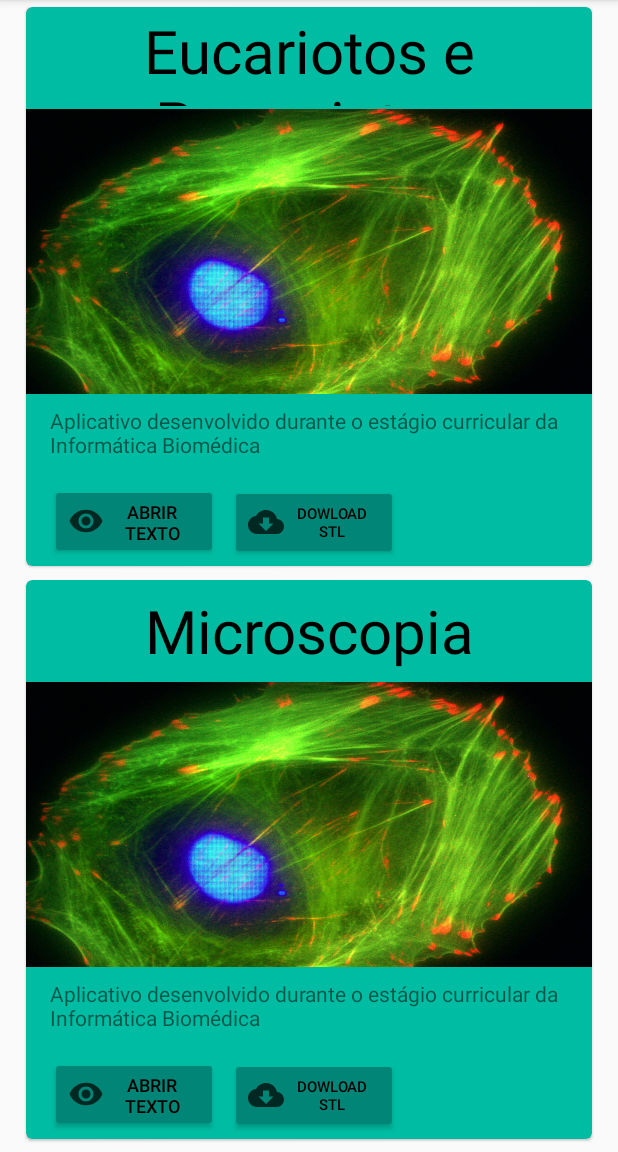
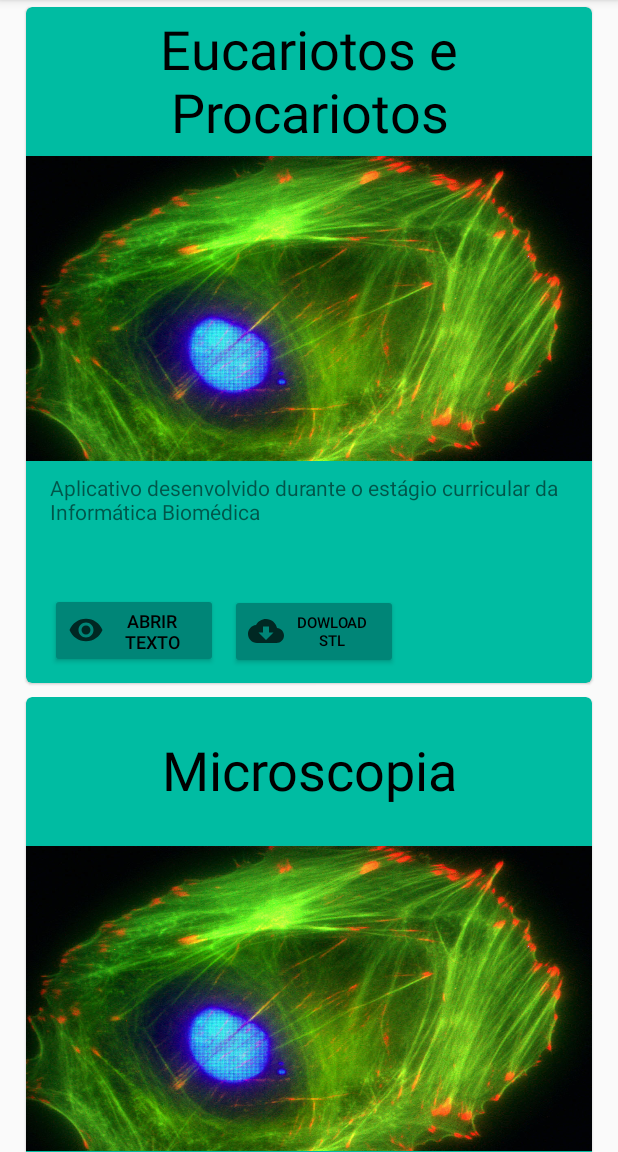
Before and after one commit to tiagoogk/Sinapses, an Android app: the screen it shows after launch (MainActivity), on a phone screen of 412 x 824 dp, the part 84-1236 px from its top. Run offline under Robolectric (Android 15) with nearby library versions, the phone set to English and light mode, and no system bars.

Commit message:
inserir dados 2

```diff
--- a/app/src/main/java/com/example/sinapses/CardData.java
+++ b/app/src/main/java/com/example/sinapses/CardData.java
@@ -3,10 +3,10 @@ package com.example.sinapses;
 public class CardData {
 
     static String[] titleArray = {"Eucariotos e Procariotos", "Microscopia", "Membrana Plasmática", "Ribossomo", "Retículo Endoplasmático", "Mitocôndrias", "Lisossomos", "Peroxissomos", "Complexo de Golgi", "Citoesqueleto", "Núcleo", "Mitose e Meiose", "Morte Celular"};
-    static Integer[] drawablesArray = {R.drawable.cytoskeleton, R.drawable.cytoskeleton, R.drawable.cytoskeleton};
-    static Integer[] abstractArray = {R.string.appAboutText, R.string.appAboutText, R.string.lipecinAboutText};
-    static Integer[] id_ = {0, 1, 2, 3, 4, 5, 6, 7, 8, 9, 10, 11, 12, 13};
-    static Integer[] content = {R.string.loremIpsum, R.string.loremIpsum, R.string.loremIpsum, R.string.loremIpsum, R.string.loremIpsum, };
-    static  String[] file = {"https://lipecin.org/img/logos/lipecin_fav.png", "", ""};
+    static Integer[] drawablesArray = {R.drawable.cytoskeleton, R.drawable.cytoskeleton, R.drawable.cytoskeleton, R.drawable.cytoskeleton, R.drawable.cytoskeleton, R.drawable.cytoskeleton, R.drawable.cytoskeleton, R.drawable.cytoskeleton, R.drawable.cytoskeleton, R.drawable.cytoskeleton, R.drawable.cytoskeleton, R.drawable.cytoskeleton, R.drawable.cytoskeleton};
+    static Integer[] abstractArray = {R.string.appAboutText, R.string.appAboutText, R.string.lipecinAboutText, R.string.lipecinAboutText, R.string.lipecinAboutText, R.string.lipecinAboutText, R.string.lipecinAboutText, R.string.lipecinAboutText, R.string.lipecinAboutText, R.string.lipecinAboutText, R.string.lipecinAboutText, R.string.lipecinAboutText, R.string.lipecinAboutText};
+    static Integer[] id_ = {0, 1, 2, 3, 4, 5, 6, 7, 8, 9, 10, 11, 12};
+    static Integer[] content = {R.string.loremIpsum, R.string.loremIpsum, R.string.loremIpsum, R.string.loremIpsum, R.string.loremIpsum, R.string.loremIpsum, R.string.loremIpsum, R.string.loremIpsum, R.string.loremIpsum, R.string.loremIpsum, R.string.loremIpsum, R.string.loremIpsum, R.string.loremIpsum};
+    static String[] file = {"https://lipecin.org/img/logos/lipecin_fav.png", "", "", "", "", "", "", "", "", "", "", "", ""};
 
 }
--- a/app/src/main/java/com/example/sinapses/MainActivity.java
+++ b/app/src/main/java/com/example/sinapses/MainActivity.java
@@ -43,7 +43,7 @@ public class MainActivity extends AppCompatActivity {
         recyclerView.setItemAnimator(new DefaultItemAnimator());
 
         card = new ArrayList<CardModel>();
-        for (i = 0; i < CardData.id_.length; i++) {
+        for (i = 0; i < CardData.titleArray.length; i++) {
             card.add(new CardModel(
                     CardData.titleArray[i],
                     CardData.drawablesArray[i],
--- a/app/src/main/res/layout/cards_layout.xml
+++ b/app/src/main/res/layout/cards_layout.xml
@@ -10,7 +10,7 @@
     <androidx.cardview.widget.CardView
         android:id="@+id/card_view"
         android:layout_width="384dp"
-        android:layout_height="382dp"
+        android:layout_height="460dp"
         android:layout_gravity="center"
         android:animateLayoutChanges="false"
         card_view:cardBackgroundColor="@color/colorPrimary"
@@ -27,17 +27,18 @@
             <TextView
                 android:id="@+id/textTitleCard"
                 android:layout_width="match_parent"
-                android:layout_height="68dp"
+                android:layout_height="97dp"
                 android:fontFamily="roboto"
                 android:gravity="center"
                 android:padding="2dp"
                 android:textColor="@color/textPrimary"
-                android:textSize="40sp" />
+                android:textSize="36sp" />
 
             <ImageView
                 android:id="@+id/imageCard"
+                android:layout_marginTop="2dp"
                 android:layout_width="match_parent"
-                android:layout_height="190dp"
+                android:layout_height="203dp"
                 android:contentDescription='"Imagem do conteúdo"'
                 android:scaleType="fitXY"
                 tools:ignore="HardcodedText" />
@@ -45,11 +46,11 @@
             <TextView
                 android:id="@+id/textAbstractCard"
                 android:layout_width="match_parent"
-                android:layout_height="60dp"
+                android:layout_height="88dp"
                 android:paddingLeft="16dp"
                 android:paddingTop="8dp"
                 android:paddingRight="16dp"
-                android:paddingBottom="8dp"/>
+                android:paddingBottom="8dp" />
 
             <LinearLayout
                 android:layout_width="match_parent"
```
Also changed, not shown: app/src/main/res/drawable/border.xml (added, +17 -0 lines), app/src/main/res/layout/activity_content.xml (+23 -11 lines), app/src/main/res/values/strings.xml (+1 -6 lines).
